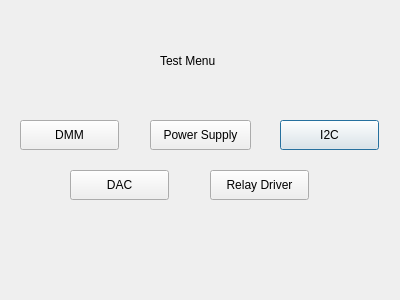
The window that testmenu.ui (SeanKudrna/Phoenix-Embedded-System-Tester) describes before a commit, drawn with Qt 5.
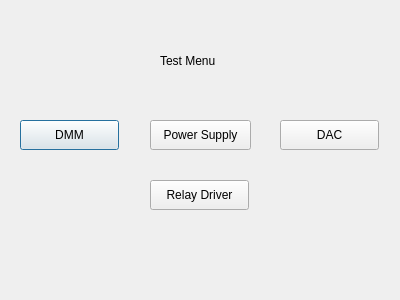
The same window after the commit.

Commit message: End of day progress. Next Steps: seek assistance in allowing BK objects to be built in the constructer of capital equipment rather than create(); OR find a work-around. Started working on DAC UI functionality (untested

The edit to the form file:
```diff
--- a/testmenu.ui
+++ b/testmenu.ui
@@ -13,19 +13,6 @@
   <property name="windowTitle">
    <string>Dialog</string>
   </property>
-  <widget class="QPushButton" name="pb_i2c">
-   <property name="geometry">
-    <rect>
-     <x>280</x>
-     <y>120</y>
-     <width>99</width>
-     <height>30</height>
-    </rect>
-   </property>
-   <property name="text">
-    <string>I2C</string>
-   </property>
-  </widget>
   <widget class="QPushButton" name="pb_dmm">
    <property name="geometry">
     <rect>
@@ -55,8 +42,8 @@
   <widget class="QPushButton" name="pb_dac">
    <property name="geometry">
     <rect>
-     <x>70</x>
-     <y>170</y>
+     <x>280</x>
+     <y>120</y>
      <width>99</width>
      <height>30</height>
     </rect>
@@ -68,8 +55,8 @@
   <widget class="QPushButton" name="pb_relaydriver">
    <property name="geometry">
     <rect>
-     <x>210</x>
-     <y>170</y>
+     <x>150</x>
+     <y>180</y>
      <width>99</width>
      <height>30</height>
     </rect>
```
The commit also changes 6 other files.
